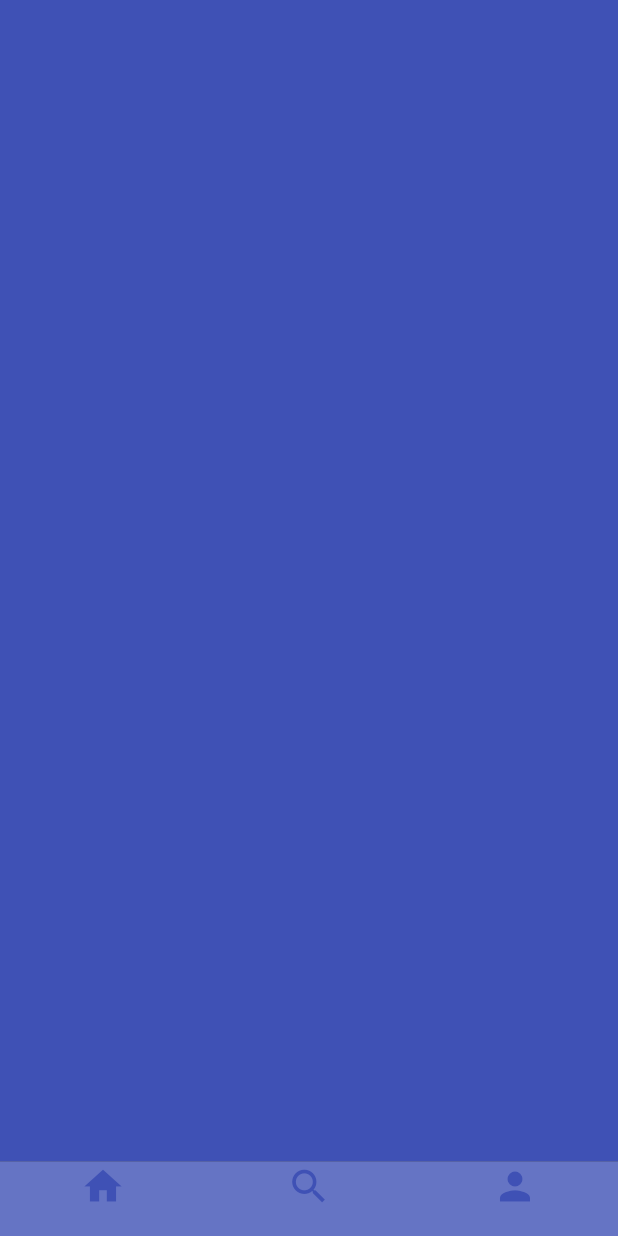
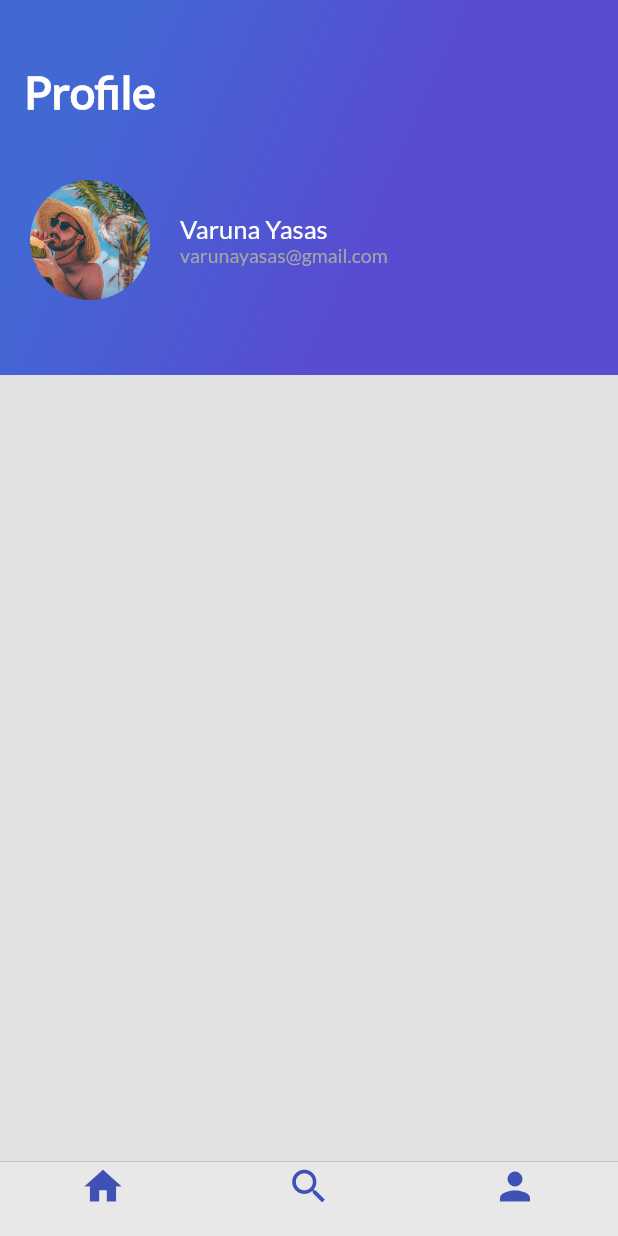
Before and after one commit to iblurdesigner/Flutter_basico, a Flutter app: the screen it shows after launch, item 3 of the bottom bar chosen, on a phone screen of 412 x 824 dp. Run offline on Flutter 3.47's test engine with Material 2 defaults, Android fonts, the phone set to English and light mode, and no system bars.

Commit message:
PROFILE avatar y details del avatar

```diff
--- a/lib/description_place.dart
+++ b/lib/description_place.dart
@@ -53,7 +53,7 @@ class DescriptionPlace extends StatelessWidget {
     );
 
 
-    // << FILA QUE CONTIENE EL TITULO Y LAS ESTRELLAS >>
+    // << FILA QUE CONTIENE EL TITULO Y LAS ESTRELLAS // son dos rows >>
     final title_stars = Row(
       children: <Widget>[
         Container(
--- /dev/null
+++ b/lib/profile/header_profile.dart
@@ -0,0 +1,21 @@
+import 'package:flutter/material.dart';
+import 'package:platzitripsapp/gradient_back.dart';
+import 'package:platzitripsapp/profile/profile_data.dart';
+
+class HeaderProfile extends StatelessWidget{
+  String pathImage = 'assets/img/turista.jpg';
+  String nameProfile = "Varuna Yasas";
+  String email = "varunayasas@gmail.com";
+
+  @override
+  Widget build(BuildContext context) {
+    // TODO: implement build
+    return Stack(
+      children: <Widget>[
+        GradientBack("Profile"),
+        ProfileData(pathImage, nameProfile, email)
+      ],
+    );
+  }
+
+}
--- /dev/null
+++ b/lib/profile/icon_profile.dart
@@ -0,0 +1,35 @@
+import 'package:flutter/material.dart';
+
+class IconProfile extends StatefulWidget{
+  @override
+  State<StatefulWidget> createState() {
+    // TODO: implement createState
+    return _IconProfile();
+  }
+
+}
+
+class _IconProfile extends State<IconProfile>{
+
+  void onPressIcon() {
+    Scaffold.of(context).showSnackBar(
+      SnackBar(
+        content: Text("Me presionaste"),
+      )
+    );
+  }
+
+
+  @override
+  Widget build(BuildContext context) {
+    // TODO: implement build
+    return FloatingActionButton(
+      backgroundColor: Colors.white,
+      onPressed: onPressIcon,
+      child: Icon(
+        Icons.add
+      ),
+    );
+  }
+
+}
--- /dev/null
+++ b/lib/profile/listIcons_profile.dart
@@ -0,0 +1,12 @@
+import 'package:flutter/material.dart';
+
+class ListIconsProfile extends StatelessWidget {
+  @override
+  Widget build(BuildContext context) {
+    // TODO: implement build
+    return Container(
+
+    );
+  }
+
+}
--- /dev/null
+++ b/lib/profile/profile_data.dart
@@ -0,0 +1,104 @@
+import 'package:flutter/material.dart';
+
+class ProfileData extends StatelessWidget {
+
+  String pathImage;
+  String nameProfile;
+  String email;
+
+  ProfileData(this.pathImage, this.nameProfile, this.email);
+
+  @override
+  Widget build(BuildContext context) {
+    // TODO: implement build
+
+    // VARIBLE DE LA IMAGEN
+    final avatar = Container(
+      margin: EdgeInsets.only(
+        top: 120.0,
+        left: 20.0
+      ),
+
+      width: 80.0,
+      height: 80.0,
+
+      // aqui ponemos la imagen
+      decoration: BoxDecoration(
+          shape: BoxShape.circle,
+          image: DecorationImage(
+              fit: BoxFit.cover,
+              image: AssetImage(pathImage)
+          )
+      ),
+    );
+
+
+    // VARIABLES DEL USER DETAIL
+    final userName = Container(
+      margin: EdgeInsets.only(
+        top: 120.0,
+        left: 20.0
+      ),
+
+      child: Text(
+        nameProfile,
+        textAlign: TextAlign.left,
+        style: TextStyle(
+          fontFamily: "Lato",
+          fontSize: 17.0,
+          color: Colors.white
+        ),
+      ),
+    );
+
+
+    final userInfo = Container(
+      margin: EdgeInsets.only(
+          left: 20.0
+      ),
+
+      child: Text(
+        email,
+        textAlign: TextAlign.left,
+        style: TextStyle(
+            fontFamily: "Lato",
+            fontSize: 13.0,
+            color: Color(0xFFa3a5a7)
+        ),
+      ),
+    );
+
+
+
+    // << COLUMNA DE DETALLES DEL REVIEW >>
+    final userDetails = Column(
+      crossAxisAlignment: CrossAxisAlignment.start, // esto es para alinear la columna
+      children: <Widget>[
+        userName,
+        userInfo,
+      ],
+    );
+
+    final avatar_info = Row(
+      children: <Widget>[
+        avatar,
+        Row(
+          children: <Widget>[
+            userDetails
+          ],
+        )
+      ],
+    );
+
+
+    // << CONTENEDOR TOTAL >>
+    return Column(
+      crossAxisAlignment: CrossAxisAlignment.start,
+      children: <Widget>[
+        avatar_info
+      ],
+    );
+
+  }
+
+}
--- a/lib/profile_trips.dart
+++ b/lib/profile_trips.dart
@@ -1,11 +1,21 @@
 import 'package:flutter/material.dart';
+import 'profile/header_profile.dart';
+
 
 class ProfileTrips extends StatelessWidget{
+
+  String pathImage = 'assets/img/turista.jpg';
+  String name = "Varuna Yasas";
+  String details = "varunayasas@gmail.com";
+
   @override
   Widget build(BuildContext context) {
     // TODO: implement build
-    return Container(
-      color: Colors.indigo,
+
+    return Stack(
+      children: <Widget>[
+        HeaderProfile()
+      ],
     );
   }
 
```
